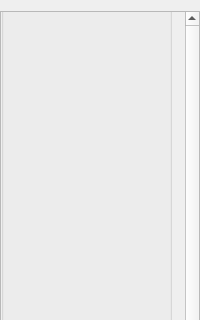
The window that src/OpenCOVER/DrivingSim/oddlot/src/settings/widgets/oscobjectsettings.ui (hlrs-vis/covise) describes before a commit, drawn with Qt 5; both pictures show x 0 to 200 and y 0 to 320 of the 200 by 1000 pixel window.
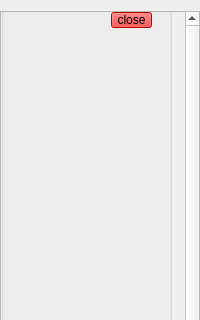
The same window after the commit.

Commit message: stacked widget for OpenScenario object settings

The edit to the form file:
```diff
--- a/src/OpenCOVER/DrivingSim/oddlot/src/settings/widgets/oscobjectsettings.ui
+++ b/src/OpenCOVER/DrivingSim/oddlot/src/settings/widgets/oscobjectsettings.ui
@@ -74,6 +74,33 @@
        <property name="title">
         <string/>
        </property>
+       <widget class="QPushButton" name="closeButton">
+        <property name="geometry">
+         <rect>
+          <x>110</x>
+          <y>30</y>
+          <width>41</width>
+          <height>16</height>
+         </rect>
+        </property>
+        <property name="sizePolicy">
+         <sizepolicy hsizetype="Minimum" vsizetype="Preferred">
+          <horstretch>0</horstretch>
+          <verstretch>0</verstretch>
+         </sizepolicy>
+        </property>
+        <property name="autoFillBackground">
+         <bool>false</bool>
+        </property>
+        <property name="styleSheet">
+         <string notr="true">QWidget{
+background-color: rgb(255,0,0);
+}</string>
+        </property>
+        <property name="text">
+         <string>close</string>
+        </property>
+       </widget>
       </widget>
      </widget>
     </widget>
```
Left out of the diff: 4 changed lines with no effect on the pictures. The commit also changes 6 other files.
